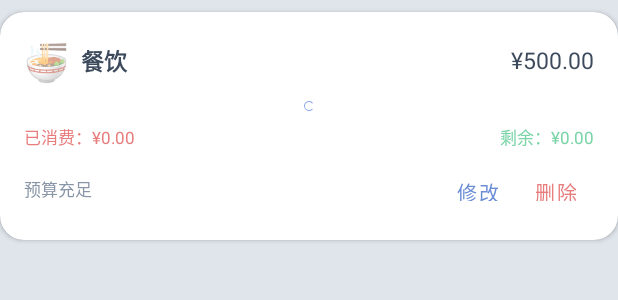
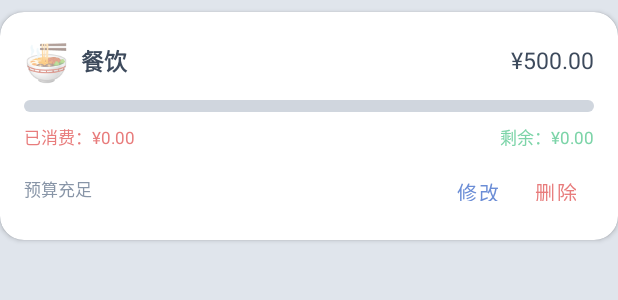
Before and after one commit to cxkdz/MicBill, an Android app: the layout item_budget_category.xml on its own in the app's theme, with its tools: preview values and no code run, on a phone screen of 412 x 824 dp. Shown: the top 300 px of the screen. Run offline under Robolectric (Android 15) with nearby library versions, the phone set to English and light mode, and no system bars.

Commit message:
fix: 预算进度条从旋转圆圈改为水平条，添加progressBarStyleHorizontal

```diff
--- a/app/src/main/res/layout/fragment_budget.xml
+++ b/app/src/main/res/layout/fragment_budget.xml
@@ -87,6 +87,7 @@
 
                     <ProgressBar
                         android:id="@+id/progressBudget"
+                        style="?android:attr/progressBarStyleHorizontal"
                         android:layout_width="match_parent"
                         android:layout_height="10dp"
                         android:max="100"
--- a/app/src/main/res/layout/item_budget_category.xml
+++ b/app/src/main/res/layout/item_budget_category.xml
@@ -50,6 +50,7 @@
         <!-- 进度条 -->
         <ProgressBar
             android:id="@+id/progressCategory"
+            style="?android:attr/progressBarStyleHorizontal"
             android:layout_width="match_parent"
             android:layout_height="8dp"
             android:layout_marginTop="10dp"
```
